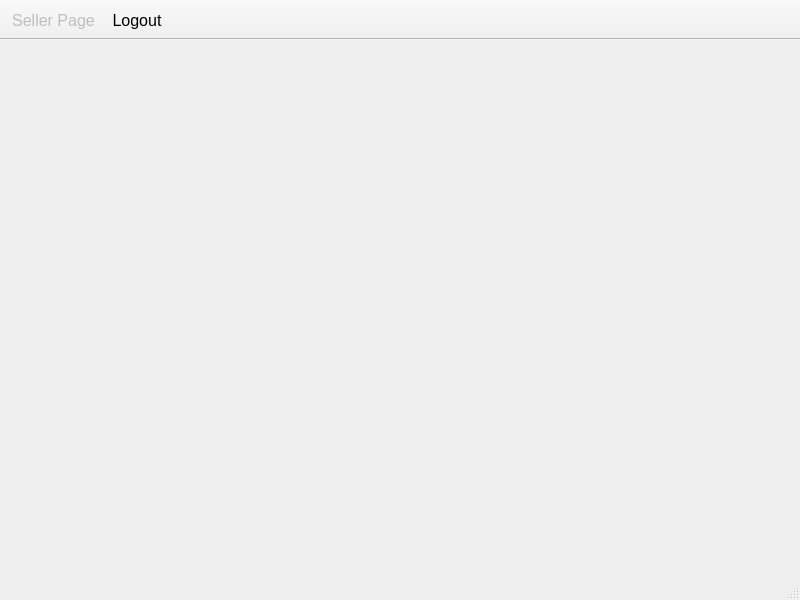
Above: seller.ui from MrCode4/Digikala before the change. Below: the same form after it.
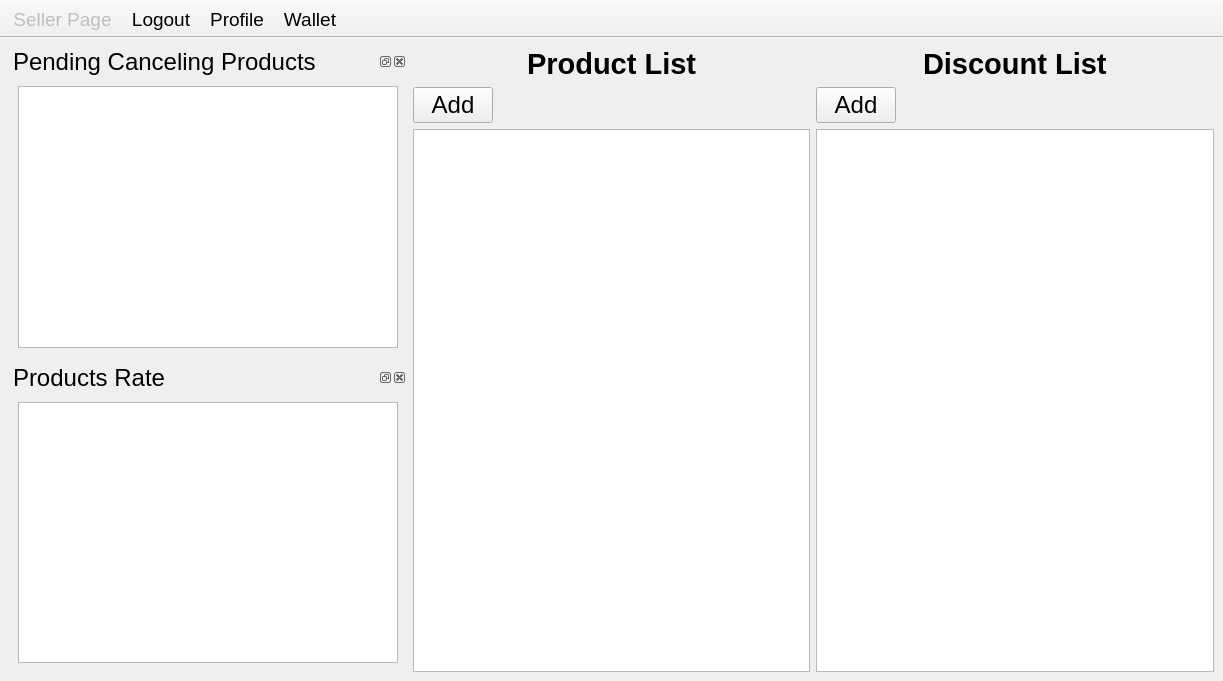
That is the form after the change. Icons and pictures are not drawn.

Commit message: Buyer and Seller page added.

The edit to the form file:
```diff
--- a/seller.ui
+++ b/seller.ui
@@ -6,28 +6,376 @@
    <rect>
     <x>0</x>
     <y>0</y>
-    <width>800</width>
-    <height>600</height>
+    <width>1223</width>
+    <height>681</height>
    </rect>
   </property>
   <property name="windowTitle">
    <string>MainWindow</string>
   </property>
-  <widget class="QWidget" name="centralwidget"/>
-  <widget class="QStatusBar" name="statusbar"/>
+  <widget class="QWidget" name="centralwidget">
+   <layout class="QHBoxLayout" name="horizontalLayout_7">
+    <item>
+     <layout class="QVBoxLayout" name="verticalLayout_4">
+      <item>
+       <widget class="QDockWidget" name="dockWidget_2">
+        <property name="minimumSize">
+         <size>
+          <width>249</width>
+          <height>297</height>
+         </size>
+        </property>
+        <property name="font">
+         <font>
+          <pointsize>18</pointsize>
+         </font>
+        </property>
+        <property name="windowTitle">
+         <string>Pending Canceling Products</string>
+        </property>
+        <widget class="QWidget" name="pending_canceling_products_contents">
+         <layout class="QVBoxLayout" name="verticalLayout_3">
+          <item>
+           <widget class="QTableView" name="cancel_tableView">
+            <property name="sizeAdjustPolicy">
+             <enum>QAbstractScrollArea::AdjustToContents</enum>
+            </property>
+           </widget>
+          </item>
+         </layout>
+        </widget>
+       </widget>
+      </item>
+      <item>
+       <widget class="QDockWidget" name="dockWidget_4">
+        <property name="minimumSize">
+         <size>
+          <width>227</width>
+          <height>145</height>
+         </size>
+        </property>
+        <property name="font">
+         <font>
+          <pointsize>18</pointsize>
+         </font>
+        </property>
+        <property name="windowTitle">
+         <string>Products Rate</string>
+        </property>
+        <widget class="QWidget" name="average_sellers_rate_contents">
+         <layout class="QVBoxLayout" name="verticalLayout_5">
+          <item>
+           <widget class="QTableView" name="rate_tableView">
+            <property name="sizeAdjustPolicy">
+             <enum>QAbstractScrollArea::AdjustToContents</enum>
+            </property>
+           </widget>
+          </item>
+         </layout>
+        </widget>
+       </widget>
+      </item>
+     </layout>
+    </item>
+    <item>
+     <layout class="QVBoxLayout" name="verticalLayout">
+      <item>
+       <layout class="QHBoxLayout" name="horizontalLayout_6">
+        <property name="spacing">
+         <number>0</number>
+        </property>
+        <item>
+         <spacer name="horizontalSpacer_8">
+          <property name="orientation">
+           <enum>Qt::Horizontal</enum>
+          </property>
+          <property name="sizeHint" stdset="0">
+           <size>
+            <width>40</width>
+            <height>20</height>
+           </size>
+          </property>
+         </spacer>
+        </item>
+        <item>
+         <widget class="QLabel" name="label_7">
+          <property name="maximumSize">
+           <size>
+            <width>50</width>
+            <height>50</height>
+           </size>
+          </property>
+          <property name="text">
+           <string/>
+          </property>
+          <property name="pixmap">
+           <pixmap resource="qdarkstyle/style.qrc">:/images/product.png</pixmap>
+          </property>
+          <property name="scaledContents">
+           <bool>true</bool>
+          </property>
+         </widget>
+        </item>
+        <item>
+         <widget class="QLabel" name="label_3">
+          <property name="font">
+           <font>
+            <pointsize>22</pointsize>
+            <weight>75</weight>
+            <bold>true</bold>
+           </font>
+          </property>
+          <property name="text">
+           <string>Product List</string>
+          </property>
+         </widget>
+        </item>
+        <item>
+         <widget class="QLabel" name="label_8">
+          <property name="maximumSize">
+           <size>
+            <width>50</width>
+            <height>50</height>
+           </size>
+          </property>
+          <property name="text">
+           <string/>
+          </property>
+          <property name="pixmap">
+           <pixmap resource="qdarkstyle/style.qrc">:/images/product.png</pixmap>
+          </property>
+          <property name="scaledContents">
+           <bool>true</bool>
+          </property>
+         </widget>
+        </item>
+        <item>
+         <spacer name="horizontalSpacer_9">
+          <property name="orientation">
+           <enum>Qt::Horizontal</enum>
+          </property>
+          <property name="sizeHint" stdset="0">
+           <size>
+            <width>40</width>
+            <height>20</height>
+           </size>
+          </property>
+         </spacer>
+        </item>
+       </layout>
+      </item>
+      <item>
+       <layout class="QHBoxLayout" name="horizontalLayout_5">
+        <item>
+         <widget class="QPushButton" name="pushButton_5">
+          <property name="font">
+           <font>
+            <pointsize>18</pointsize>
+           </font>
+          </property>
+          <property name="text">
+           <string>Add</string>
+          </property>
+          <property name="icon">
+           <iconset resource="qdarkstyle/style.qrc">
+            <normaloff>:/images/add.png</normaloff>:/images/add.png</iconset>
+          </property>
+          <property name="iconSize">
+           <size>
+            <width>50</width>
+            <height>30</height>
+           </size>
+          </property>
+         </widget>
+        </item>
+        <item>
+         <spacer name="horizontalSpacer_7">
+          <property name="orientation">
+           <enum>Qt::Horizontal</enum>
+          </property>
+          <property name="sizeHint" stdset="0">
+           <size>
+            <width>40</width>
+            <height>20</height>
+           </size>
+          </property>
+         </spacer>
+        </item>
+       </layout>
+      </item>
+      <item>
+       <widget class="QTableView" name="product_tableView">
+        <property name="sizeAdjustPolicy">
+         <enum>QAbstractScrollArea::AdjustToContents</enum>
+        </property>
+       </widget>
+      </item>
+     </layout>
+    </item>
+    <item>
+     <layout class="QVBoxLayout" name="verticalLayout_2">
+      <item>
+       <layout class="QHBoxLayout" name="horizontalLayout_8">
+        <property name="spacing">
+         <number>0</number>
+        </property>
+        <item>
+         <spacer name="horizontalSpacer_12">
+          <property name="orientation">
+           <enum>Qt::Horizontal</enum>
+          </property>
+          <property name="sizeHint" stdset="0">
+           <size>
+            <width>40</width>
+            <height>20</height>
+           </size>
+          </property>
+         </spacer>
+        </item>
+        <item>
+         <widget class="QLabel" name="label_4">
+          <property name="maximumSize">
+           <size>
+            <width>50</width>
+            <height>50</height>
+           </size>
+          </property>
+          <property name="text">
+           <string/>
+          </property>
+          <property name="pixmap">
+           <pixmap resource="qdarkstyle/style.qrc">:/images/discount.png</pixmap>
+          </property>
+          <property name="scaledContents">
+           <bool>true</bool>
+          </property>
+         </widget>
+        </item>
+        <item>
+         <widget class="QLabel" name="label_5">
+          <property name="font">
+           <font>
+            <pointsize>22</pointsize>
+            <weight>75</weight>
+            <bold>true</bold>
+           </font>
+          </property>
+          <property name="text">
+           <string>Discount List</string>
+          </property>
+         </widget>
+        </item>
+        <item>
+         <widget class="QLabel" name="label_6">
+          <property name="maximumSize">
+           <size>
+            <width>50</width>
+            <height>50</height>
+           </size>
+          </property>
+          <property name="text">
+           <string/>
+          </property>
+          <property name="pixmap">
+           <pixmap resource="qdarkstyle/style.qrc">:/images/discount.png</pixmap>
+          </property>
+          <property name="scaledContents">
+           <bool>true</bool>
+          </property>
+         </widget>
+        </item>
+        <item>
+         <spacer name="horizontalSpacer_13">
+          <property name="orientation">
+           <enum>Qt::Horizontal</enum>
+          </property>
+          <property name="sizeHint" stdset="0">
+           <size>
+            <width>40</width>
+            <height>20</height>
+           </size>
+          </property>
+         </spacer>
+        </item>
+       </layout>
+      </item>
+      <item>
+       <layout class="QHBoxLayout" name="horizontalLayout_9">
+        <item>
+         <widget class="QPushButton" name="pushButton_6">
+          <property name="font">
+           <font>
+            <pointsize>18</pointsize>
+           </font>
+          </property>
+          <property name="text">
+           <string>Add</string>
+          </property>
+          <property name="icon">
+           <iconset resource="qdarkstyle/style.qrc">
+            <normaloff>:/images/add.png</normaloff>:/images/add.png</iconset>
+          </property>
+          <property name="iconSize">
+           <size>
+            <width>50</width>
+            <height>30</height>
+           </size>
+          </property>
+         </widget>
+        </item>
+        <item>
+         <spacer name="horizontalSpacer_14">
+          <property name="orientation">
+           <enum>Qt::Horizontal</enum>
+          </property>
+          <property name="sizeHint" stdset="0">
+           <size>
+            <width>40</width>
+            <height>20</height>
+           </size>
+          </property>
+         </spacer>
+        </item>
+       </layout>
+      </item>
+      <item>
+       <widget class="QTableView" name="discount_tableView">
+        <property name="sizeAdjustPolicy">
+         <enum>QAbstractScrollArea::AdjustToContents</enum>
+        </property>
+       </widget>
+      </item>
+     </layout>
+    </item>
+   </layout>
+  </widget>
   <widget class="QToolBar" name="toolBar">
    <property name="minimumSize">
     <size>
      <width>0</width>
-     <height>40</height>
+     <height>0</height>
     </size>
    </property>
+   <property name="font">
+    <font>
+     <pointsize>16</pointsize>
+    </font>
+   </property>
    <property name="windowTitle">
     <string>toolBar</string>
    </property>
    <property name="movable">
     <bool>false</bool>
    </property>
+   <property name="iconSize">
+    <size>
+     <width>50</width>
+     <height>50</height>
+    </size>
+   </property>
+   <property name="toolButtonStyle">
+    <enum>Qt::ToolButtonTextBesideIcon</enum>
+   </property>
    <property name="floatable">
     <bool>false</bool>
    </property>
@@ -37,29 +385,72 @@
    <attribute name="toolBarBreak">
     <bool>false</bool>
    </attribute>
-   <addaction name="actionSeller_Page"/>
+   <addaction name="actionSellerPage"/>
    <addaction name="actionLogout"/>
+   <addaction name="actionProfile"/>
+   <addaction name="actionWallet"/>
   </widget>
-  <action name="actionSeller_Page">
-   <property name="enabled">
-    <bool>false</bool>
+  <action name="actionProfile">
+   <property name="icon">
+    <iconset resource="qdarkstyle/style.qrc">
+     <normaloff>:/images/profile.png</normaloff>:/images/profile.png</iconset>
    </property>
    <property name="text">
-    <string>Seller Page</string>
+    <string>Profile</string>
    </property>
    <property name="font">
     <font>
-     <pointsize>12</pointsize>
+     <pointsize>14</pointsize>
+    </font>
+   </property>
+  </action>
+  <action name="actionWallet">
+   <property name="icon">
+    <iconset resource="qdarkstyle/style.qrc">
+     <normaloff>:/images/wallet.png</normaloff>:/images/wallet.png</iconset>
+   </property>
+   <property name="text">
+    <string>Wallet</string>
+   </property>
+   <property name="toolTip">
+    <string>wallet</string>
+   </property>
+   <property name="font">
+    <font>
+     <pointsize>14</pointsize>
     </font>
    </property>
   </action>
   <action name="actionLogout">
+   <property name="enabled">
+    <bool>true</bool>
+   </property>
+   <property name="icon">
+    <iconset resource="qdarkstyle/style.qrc">
+     <normaloff>:/images/logout.png</normaloff>:/images/logout.png</iconset>
+   </property>
    <property name="text">
     <string>Logout</string>
    </property>
    <property name="font">
     <font>
-     <pointsize>12</pointsize>
+     <pointsize>14</pointsize>
+    </font>
+   </property>
+  </action>
+  <action name="actionSellerPage">
+   <property name="enabled">
+    <bool>false</bool>
+   </property>
+   <property name="text">
+    <string>Seller Page</string>
+   </property>
+   <property name="toolTip">
+    <string>Seller Page</string>
+   </property>
+   <property name="font">
+    <font>
+     <pointsize>14</pointsize>
     </font>
    </property>
   </action>
```
Left out of the diff: 4 changed lines with no effect on the pictures. The commit also changes 20 other files.
